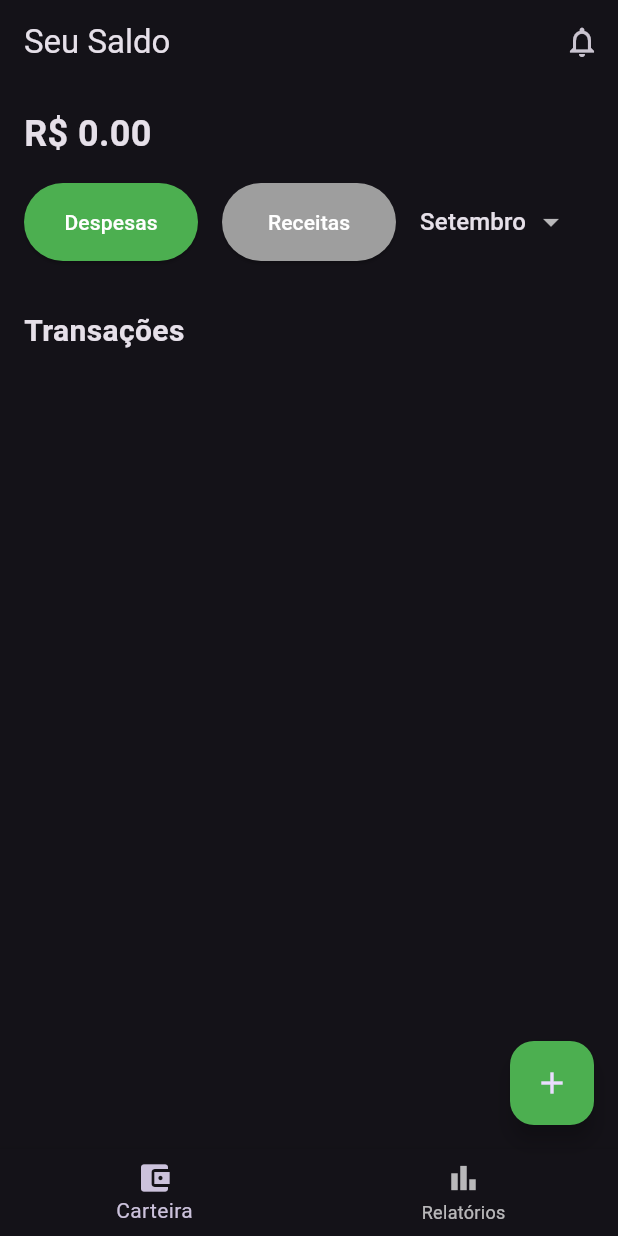
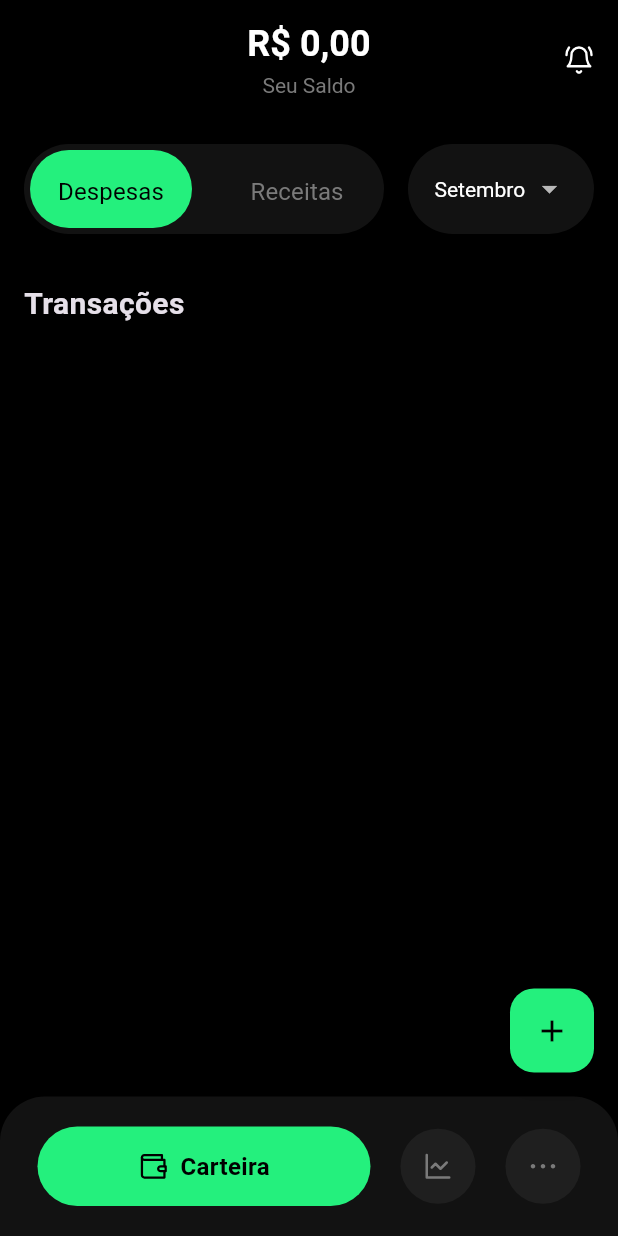
Before and after one commit to CarlosSeixas2/dinheirinho, a Flutter app: the screen it shows after launch, on a phone screen of 412 x 824 dp. Run offline on Flutter 3.47's test engine with Material 3 defaults, Android fonts, the phone set to English and light mode, and no system bars; our stand-ins replace flutter_riverpod, flutter_svg.

Commit message:
feat: added custom bottom bar and transaction toggle widgets

```diff
--- a/analysis_options.yaml
+++ b/analysis_options.yaml
@@ -7,6 +7,9 @@
 
 # The following line activates a set of recommended lints for Flutter apps,
 # packages, and plugins designed to encourage good coding practices.
+analyzer:
+  errors:
+    deprecated_member_use: ignore
 include: package:flutter_lints/flutter.yaml
 
 linter:
@@ -23,6 +26,5 @@ linter:
   rules:
     # avoid_print: false  # Uncomment to disable the `avoid_print` rule
     # prefer_single_quotes: true  # Uncomment to enable the `prefer_single_quotes` rule
-
 # Additional information about this file can be found at
 # https://dart.dev/guides/language/analysis-options
--- a/lib/main.dart
+++ b/lib/main.dart
@@ -3,15 +3,17 @@ import 'package:flutter_riverpod/flutter_riverpod.dart';
 import 'screens/home_screen.dart';
 
 void main() {
-  runApp(ProviderScope(child: MyApp()));
+  runApp(const ProviderScope(child: MyApp()));
 }
 
 class MyApp extends StatelessWidget {
+  const MyApp({super.key});
+
   @override
   Widget build(BuildContext context) {
     return MaterialApp(
       theme: ThemeData.dark(),
-      home: MyHomePage(),
+      home: const MyHomePage(),
     );
   }
 }
--- a/lib/screens/add_transaction.dart
+++ b/lib/screens/add_transaction.dart
@@ -86,6 +86,7 @@ class _AddTransactionDialogState extends ConsumerState<AddTransactionDialog> {
                   'value': _value,
                   'type': _isReceita ? 'receita' : 'despesa',
                   'icon': _isReceita ? Icons.attach_money : Icons.money_off,
+                  'date': DateTime.now(),
                 }
               ];
 
--- a/lib/screens/home_screen.dart
+++ b/lib/screens/home_screen.dart
@@ -1,15 +1,26 @@
+import 'package:controle_financeiro/widgets/custom_bottom_bar.dart';
+import 'package:controle_financeiro/widgets/transaction_toggle.dart';
 import 'package:flutter/material.dart';
 import 'package:flutter_riverpod/flutter_riverpod.dart';
 import 'transitionItem.dart';
 import 'add_transaction.dart';
-import 'package:intl/intl.dart'; // Para formatar a data
+import 'package:intl/intl.dart';
+import 'package:flutter_svg/flutter_svg.dart';
 
 enum TransactionType { receitas, despesas }
 
-final transactionTypeProvider = StateProvider<TransactionType>((ref) => TransactionType.despesas);
+String formatToReal(double value) {
+  final NumberFormat currencyFormat =
+      NumberFormat.currency(locale: 'pt_BR', symbol: 'R\$');
+  return currencyFormat.format(value);
+}
+
+final transactionTypeProvider =
+    StateProvider<TransactionType>((ref) => TransactionType.despesas);
 
 // Armazena as transações localmente
-final transactionsProvider = StateProvider<List<Map<String, dynamic>>>((ref) => []);
+final transactionsProvider =
+    StateProvider<List<Map<String, dynamic>>>((ref) => []);
 
 // Seleciona o mês
 final selectedMonthProvider = StateProvider<String>((ref) => 'Setembro');
@@ -41,13 +52,46 @@ class MyHomePage extends ConsumerWidget {
     final selectedMonth = ref.watch(selectedMonthProvider);
 
     return Scaffold(
+      backgroundColor: const Color(0xFF000000),
       appBar: AppBar(
-        title: const Text('Seu Saldo'),
+        toolbarHeight: 80,
+        backgroundColor: const Color(0xFF000000),
+        elevation: 0,
+        title: Column(
+          crossAxisAlignment: CrossAxisAlignment.center,
+          children: [
+            Text(
+              formatToReal(balance),
+              style: const TextStyle(
+                  fontSize: 24,
+                  color: Color(0xFFFFFFFF),
+                  fontWeight: FontWeight.bold),
+            ),
+            const SizedBox(height: 4),
+            const Text(
+              'Seu Saldo',
+              style: TextStyle(
+                  fontSize: 14,
+                  fontWeight: FontWeight.w400,
+                  color: Color(0xFF7A7A7A)),
+            ),
+          ],
+        ),
+        centerTitle: true,
         actions: [
-          IconButton(
-            icon: const Icon(Icons.notifications_none),
-            onPressed: () {},
+          GestureDetector(
+            onTap: () {
+              // Ação ao clicar
+            },
+            child: SvgPicture.asset(
+              'lib/assets/icons/bell.svg',
+              width: 20,
+              height: 20,
+              colorFilter:
+                  const ColorFilter.mode(Color(0xFFFFFFFF), BlendMode.srcIn),
             ),
+          ),
+          const SizedBox(width: 16),
         ],
       ),
       body: SingleChildScrollView(
@@ -56,61 +100,57 @@ class MyHomePage extends ConsumerWidget {
           child: Column(
             crossAxisAlignment: CrossAxisAlignment.start,
             children: [
-              Text(
-                'R\$ ${balance.toStringAsFixed(2)}',
-                style: const TextStyle(
-                  fontSize: 24,
-                  fontWeight: FontWeight.bold,
-                ),
-              ),
-              const SizedBox(height: 16),
               Row(
+                mainAxisAlignment: MainAxisAlignment.spaceBetween,
                 children: [
-                  Expanded(
-                    child: ElevatedButton(
-                      onPressed: () {
-                        ref.read(transactionTypeProvider.notifier).state = TransactionType.despesas;
+                  TransactionToggle(
+                    transactionType: transactionType,
+                    onToggle: (type) {
+                      ref.read(transactionTypeProvider.notifier).state = type;
                     },
-                      style: ElevatedButton.styleFrom(
-                        backgroundColor: transactionType == TransactionType.despesas ? Colors.green : Colors.grey,
-                        foregroundColor: Colors.white,
-                        padding: const EdgeInsets.symmetric(vertical: 16),
-                      ),
-                      child: const Text('Despesas'),
-                    ),
                   ),
                   const SizedBox(width: 16),
                   Expanded(
-                    child: ElevatedButton(
-                      onPressed: () {
-                        ref.read(transactionTypeProvider.notifier).state = TransactionType.receitas;
-                      },
-                      style: ElevatedButton.styleFrom(
-                        backgroundColor: transactionType == TransactionType.receitas ? Colors.green : Colors.grey,
-                        foregroundColor: Colors.white,
-                        padding: const EdgeInsets.symmetric(vertical: 16),
+                    child: Container(
+                      decoration: BoxDecoration(
+                        color: const Color(0xFF121212),
+                        borderRadius: BorderRadius.circular(100),
                       ),
-                      child: const Text('Receitas'),
-                    ),
-                  ),
-                  const SizedBox(width: 16),
-                  Expanded(
+                      padding: const EdgeInsets.symmetric(horizontal: 16),
+                      height: 60,
+                      child: Center(
                         child: DropdownButton<String>(
+                          style: const TextStyle(
+                              color: Colors.white,
+                              backgroundColor: Color(0xFF121212)),
                           value: selectedMonth,
                           icon: const Icon(Icons.arrow_drop_down),
                           underline: const SizedBox(),
                           onChanged: (String? newValue) {
-                        ref.read(selectedMonthProvider.notifier).state = newValue!;
+                            ref.read(selectedMonthProvider.notifier).state =
+                                newValue!;
                           },
                           items: <String>[
-                        'Janeiro', 'Fevereiro', 'Março', 'Abril', 'Maio', 'Junho', 'Julho', 'Agosto',
-                        'Setembro', 'Outubro', 'Novembro', 'Dezembro'
+                            'Janeiro',
+                            'Fevereiro',
+                            'Março',
+                            'Abril',
+                            'Maio',
+                            'Junho',
+                            'Julho',
+                            'Agosto',
+                            'Setembro',
+                            'Outubro',
+                            'Novembro',
+                            'Dezembro'
                           ].map<DropdownMenuItem<String>>((String value) {
                             return DropdownMenuItem<String>(
                               value: value,
                               child: Text(value),
                             );
                           }).toList(),
+                        ),
+                      ),
                     ),
                   ),
                 ],
@@ -128,16 +168,21 @@ class MyHomePage extends ConsumerWidget {
               Column(
                 children: transactions
                     .where((transaction) {
-                  final transactionDate = transaction['date'] as DateTime;
-                  final transactionMonth = DateFormat('MMMM').format(transactionDate);
-                  return transaction['type'] == (transactionType == TransactionType.despesas ? 'despesa' : 'receita') &&
-                      transactionMonth == selectedMonth;
+                      // TODO: Filtrar transações por mês
+                      // final transactionDate = transaction['date'] as DateTime;
+                      // final transactionMonth =
+                      //     DateFormat('MMMM').format(transactionDate);
+                      return transaction['type'] ==
+                          (transactionType == TransactionType.despesas
+                              ? 'despesa'
+                              : 'receita');
                     })
                     .map((transaction) => TransactionItem(
                           icon: transaction['icon'],
                           title: transaction['title'],
                           subtitle: transaction['subtitle'],
-                  value: 'R\$ ${transaction['value'].toStringAsFixed(2)}',
+                          value:
+                              'R\$ ${transaction['value'].toStringAsFixed(2)}',
                           isPositive: transaction['type'] == 'receita',
                         ))
                     .toList(),
@@ -156,21 +201,12 @@ class MyHomePage extends ConsumerWidget {
             },
           );
         },
-        backgroundColor: Colors.green,
-        child: const Icon(Icons.add),
+        backgroundColor: const Color(0xFF24F07D),
+        child: const Icon(Icons.add, color: Colors.black),
+
+
       ),
-      bottomNavigationBar: BottomNavigationBar(
-        items: const [
-          BottomNavigationBarItem(
-            icon: Icon(Icons.account_balance_wallet),
-            label: 'Carteira',
-          ),
-          BottomNavigationBarItem(
-            icon: Icon(Icons.bar_chart),
-            label: 'Relatórios',
-          ),
-        ],
-      ),
+      bottomNavigationBar: const CustomBottomNavigationBar(),
     );
   }
 }
--- /dev/null
+++ b/lib/widgets/custom_bottom_bar.dart
@@ -0,0 +1,99 @@
+import 'package:flutter/material.dart';
+import 'package:flutter_svg/flutter_svg.dart';
+
+class CustomBottomNavigationBar extends StatefulWidget {
+  const CustomBottomNavigationBar({super.key});
+
+  @override
+  CustomBottomNavigationBarState createState() =>
+      CustomBottomNavigationBarState();
+}
+
+class CustomBottomNavigationBarState extends State<CustomBottomNavigationBar> {
+  int _selectedIndex = 0;
+
+  void _onItemTapped(int index) {
+    setState(() {
+      _selectedIndex = index;
+    });
+  }
+
+  @override
+  Widget build(BuildContext context) {
+    return Container(
+      padding: const EdgeInsets.symmetric(vertical: 20, horizontal: 15),
+      decoration: const BoxDecoration(
+        color: Color(0xFF121212),
+        borderRadius: BorderRadius.only(
+          topLeft: Radius.circular(30),
+          topRight: Radius.circular(30),
+        ),
+      ),
+      child: Row(
+        children: [
+          _buildNavItem(0, 'lib/assets/icons/wallet.svg', 'Carteira'),
+          _buildNavItem(1, 'lib/assets/icons/chart.svg', 'Relatórios'),
+          _buildNavItem(2, 'lib/assets/icons/more.svg', 'Mais'),
+        ],
+      ),
+    );
+  }
+
+  Widget _buildNavItem(int index, String icon, String label) {
+    bool isSelected = _selectedIndex == index;
+
+    return isSelected
+        ? Expanded(
+            child: GestureDetector(
+              onTap: () => _onItemTapped(index),
+              child: Container(
+                decoration: BoxDecoration(
+                  color: const Color(0xFF24F07D),
+                  borderRadius: BorderRadius.circular(100),
+                ),
+                padding: const EdgeInsets.all(15),
+                margin: const EdgeInsets.symmetric(horizontal: 10),
+                child: Row(
+                  mainAxisAlignment: MainAxisAlignment.center,
+                  children: [
+                    SvgPicture.asset(
+                      icon,
+                      width: 20,
+                      height: 20,
+                      colorFilter: const ColorFilter.mode(
+                          Color(0xFF000000), BlendMode.srcIn),
+                    ),
+                    const SizedBox(width: 8),
+                    Text(
+                      label,
+                      style: const TextStyle(
+                        color: Color(0xFF000000),
+                        fontSize: 16,
+                        fontWeight: FontWeight.w600,
+                      ),
+                    ),
+                  ],
+                ),
+              ),
+            ),
+          )
+        : GestureDetector(
+            onTap: () => _onItemTapped(index),
+            child: Container(
+              decoration: BoxDecoration(
+                color: const Color(0xFF1F1F1F),
+                borderRadius: BorderRadius.circular(100),
+              ),
+              padding: const EdgeInsets.all(15),
+              margin: const EdgeInsets.symmetric(horizontal: 10),
+              child: SvgPicture.asset(
+                icon,
+                width: 20,
+                height: 20,
+                colorFilter:
+                    const ColorFilter.mode(Color(0xFF7A7A7A), BlendMode.srcIn),
+              ),
+            ),
+          );
+  }
+}
--- /dev/null
+++ b/lib/widgets/transaction_toggle.dart
@@ -0,0 +1,82 @@
+import 'package:controle_financeiro/screens/home_screen.dart';
+import 'package:flutter/material.dart';
+
+class TransactionToggle extends StatelessWidget {
+  final TransactionType transactionType;
+  final Function(TransactionType) onToggle;
+
+  const TransactionToggle({
+    super.key,
+    required this.transactionType,
+    required this.onToggle,
+  });
+
+  @override
+  Widget build(BuildContext context) {
+    return Container(
+      decoration: BoxDecoration(
+        color: const Color(0xFF121212),
+        borderRadius: BorderRadius.circular(100),
+      ),
+      width: 240,
+      height: 60,
+      padding: const EdgeInsets.all(4),
+      // Substituído por TransactionToggle
+      child: Row(
+        children: [
+          Expanded(
+            child: ElevatedButton(
+              onPressed: () {
+                onToggle(TransactionType.despesas);
+              },
+              style: ElevatedButton.styleFrom(
+                backgroundColor: transactionType == TransactionType.despesas
+                    ? const Color(0xFF24F07D)
+                    : const Color(0xFF121212),
+                foregroundColor: Colors.white,
+                padding: const EdgeInsets.symmetric(vertical: 16),
+                // Tirar a sombra do botão
+                elevation: 0,
+              ),
+              child: Text(
+                'Despesas',
+                style: TextStyle(
+                    fontSize: 16,
+                    fontWeight: FontWeight.normal,
+                    color: transactionType == TransactionType.despesas
+                        ? Colors.black
+                        : const Color(0xFF7A7A7A)),
+              ),
+            ),
+          ),
+          const SizedBox(width: 16),
+          Expanded(
+            child: ElevatedButton(
+              onPressed: () {
+                onToggle(TransactionType.receitas);
+              },
+              style: ElevatedButton.styleFrom(
+                backgroundColor: transactionType == TransactionType.receitas
+                    ? const Color(0xFF24F07D)
+                    : const Color(0xFF121212),
+                foregroundColor: Colors.white,
+                padding: const EdgeInsets.symmetric(vertical: 16),
+                elevation: 0,
+              ),
+              child: Text(
+                'Receitas',
+                style: TextStyle(
+                  fontSize: 16,
+                  fontWeight: FontWeight.normal,
+                  color: transactionType == TransactionType.receitas
+                      ? Colors.black
+                      : const Color(0xFF7A7A7A),
+                ),
+              ),
+            ),
+          ),
+        ],
+      ),
+    );
+  }
+}
```
Also changed, not shown: pubspec.yaml (+9 -6 lines), lib/assets/icons/bell.svg (added), lib/assets/icons/chart.svg (added), lib/assets/icons/more.svg (added), lib/assets/icons/wallet.svg (added), pubspec.lock. Lines whose indentation alone changed are shown as unchanged.
